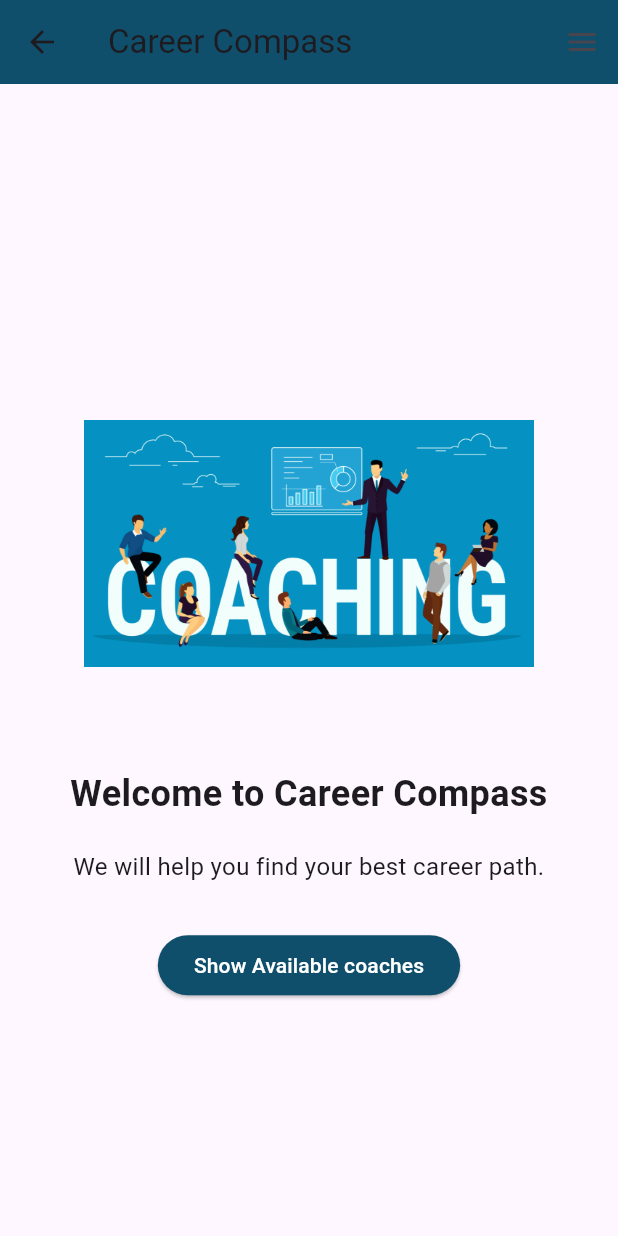
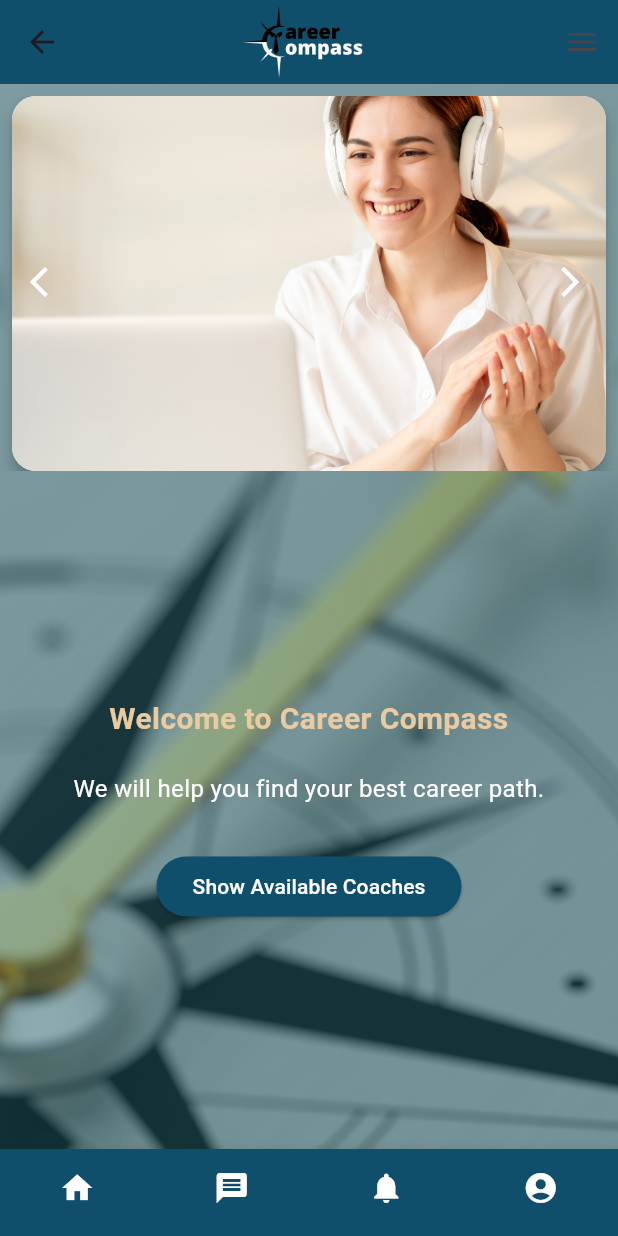
Before and after one commit to MayarMohamed7/career_coach, a Flutter app: the HomePage screen opened directly, on a phone screen of 412 x 824 dp. Run offline on Flutter 3.47's test engine with Material 3 defaults, Android fonts, the phone set to English and light mode, and no system bars; our stand-ins replace cloud_firestore, firebase_auth, firebase_core, firebase_storage, flutter_riverpod, font_awesome_flutter and 2 more; missing offline and left inert: compass_icon, dart:html; accounts and stored records are empty.

Commit message:
home adj

```diff
--- a/lib/Pages/home.dart
+++ b/lib/Pages/home.dart
@@ -1,44 +1,167 @@
+import 'package:flutter/material.dart';
+import 'package:career_coach/Pages/chat.dart';
+import 'package:career_coach/Pages/profileUser.dart';
 import 'package:career_coach/Pages/CoachesPage.dart';
-import 'package:flutter/material.dart';
-import 'menu.dart';
+import 'package:career_coach/Pages/menu.dart';
 
-class HomePage extends StatelessWidget {
+class HomePage extends StatefulWidget {
+  @override
+  _HomePageState createState() => _HomePageState();
+}
+
+class _HomePageState extends State<HomePage> {
+  final List<String> imageList = [
+    'assets/images/one.png',
+    'assets/images/two.png',
+    'assets/images/three.png',
+    'assets/images/four.png',
+  ];
+
+  int _currentPage = 0;
+  int _currentIndex = 0;
+
+  final List<Widget> _pages = [
+    HomePage(),
+    ChatScreen(),
+    ProfilePageUser(),
+    ProfilePageUser(), // Placeholder for Account page
+  ];
+
+  void onTabTapped(int index) {
+    setState(() {
+      _currentIndex = index;
+    });
+    if (index == 3) {
+      Navigator.push(
+        context,
+        MaterialPageRoute(builder: (context) => ProfilePageUser()),
+      );
+    }
+    else if (index == 1) {
+      Navigator.push(
+        context,
+        MaterialPageRoute(builder: (context) => CoachesPage()),
+      );
+    }
+  }
+
   @override
   Widget build(BuildContext context) {
     return Scaffold(
       appBar: AppBar(
-        backgroundColor: Color(0xff0f4f6c),
-        title: const Text('Career Compass'),
+        backgroundColor: Color(0xFF0F4F6C),
+        title: Row(
+          mainAxisAlignment: MainAxisAlignment.center,
+          children: [
+            Image.asset(
+              'assets/images/NiceJob.png',
+              height: 120,
+            ),
+            SizedBox(width: 8),
+          ],
+        ),
       ),
       endDrawer: Drawer(
+        child: Container(
+          color: const Color.fromARGB(255, 255, 255, 255), // Change color to navy blue
           child: DetailsPage(),
         ),
-      body: Padding(
+      ),
+      body: Container(
+        decoration: BoxDecoration(
+          color: Colors.white, // Change the color to your preferred background color
+          image: DecorationImage(
+            image: AssetImage('assets/images/bb.png'), // Add your background image
+            fit: BoxFit.cover,
+          ),
+        ),
+        child: Column(
+          children: [
+            SizedBox(height: 8), // Space between app bar and image cards
+            Container(
+              height: 250,
+              child: Stack(
+                children: [
+                  PageView.builder(
+                    itemCount: imageList.length,
+                    onPageChanged: (index) {
+                      setState(() {
+                        _currentPage = index;
+                      });
+                    },
+                    itemBuilder: (context, index) {
+                      return Card(
+                        margin: EdgeInsets.symmetric(horizontal: 8.0),
+                        elevation: 4.0,
+                        shape: RoundedRectangleBorder(
+                          borderRadius: BorderRadius.circular(16.0),
+                        ),
+                        child: ClipRRect(
+                          borderRadius: BorderRadius.circular(16.0),
+                          child: Image.asset(
+                            imageList[index],
+                            fit: BoxFit.cover,
+                          ),
+                        ),
+                      );
+                    },
+                  ),
+                  Positioned(
+                    top: 100,
+                    left: 8,
+                    child: IconButton(
+                      onPressed: () {
+                        setState(() {
+                          _currentPage =
+                              (_currentPage - 1) % imageList.length;
+                          if (_currentPage < 0) {
+                            _currentPage = imageList.length - 1;
+                          }
+                        });
+                      },
+                      icon: Icon(Icons.arrow_back_ios),
+                      color: Colors.white,
+                    ),
+                  ),
+                  Positioned(
+                    top: 100,
+                    right: 8,
+                    child: IconButton(
+                      onPressed: () {
+                        setState(() {
+                          _currentPage =
+                              (_currentPage + 1) % imageList.length;
+                        });
+                      },
+                      icon: Icon(Icons.arrow_forward_ios),
+                      color: Colors.white,
+                    ),
+                  ),
+                ],
+              ),
+            ),
+            Expanded(
+              child: Padding(
                 padding: const EdgeInsets.all(16.0),
                 child: Column(
                   mainAxisAlignment: MainAxisAlignment.center,
                   crossAxisAlignment: CrossAxisAlignment.center,
                   children: [
-            Center(
-              child: Image.asset(
-                'assets/images/background.jpg',
-                width: 300,
-                height: 300,
-              ),
-            ),
-            const Text(
+                    Text(
                       "Welcome to Career Compass",
                       style: TextStyle(
-                fontSize: 24,
+                        fontSize: 20,
+                        color: Color.fromARGB(255, 233, 202, 161),
                         fontWeight: FontWeight.bold,
                       ),
                       textAlign: TextAlign.center,
                     ),
-            const SizedBox(height: 20),
-            const Text(
+                    SizedBox(height: 20),
+                    Text(
                       "We will help you find your best career path.",
                       style: TextStyle(
                         fontSize: 16,
+                        color: Colors.white,
                       ),
                       textAlign: TextAlign.center,
                     ),
@@ -47,18 +170,52 @@ class HomePage extends StatelessWidget {
                       onPressed: () {
                         Navigator.push(
                           context,
-                  MaterialPageRoute(builder: (context) => CoachesPage()),
+                          MaterialPageRoute(
+                            builder: (context) => CoachesPage(),
+                          ),
                         );
                       },
                       style: ElevatedButton.styleFrom(
                         backgroundColor: Color(0xff0f4f6c),
                         foregroundColor: Colors.white,
                       ),
-              child: const Text("Show Available coaches"),
+                      child: Text("Show Available Coaches"),
                     ),
                   ],
                 ),
               ),
+            ),
+          ],
+        ),
+      ),
+      bottomNavigationBar: BottomNavigationBar(
+        backgroundColor: Color(0xff0f4f6c),
+        selectedItemColor: Colors.white,
+        unselectedItemColor: Colors.white,
+        type: BottomNavigationBarType.fixed,
+        showSelectedLabels: false,
+        showUnselectedLabels: false,
+        currentIndex: _currentIndex,
+        onTap: onTabTapped,
+        items: [
+          BottomNavigationBarItem(
+            icon: Icon(Icons.home),
+            label: 'Home',
+          ),
+          BottomNavigationBarItem(
+            icon: Icon(Icons.message),
+            label: 'Messages',
+          ),
+          BottomNavigationBarItem(
+            icon: Icon(Icons.notifications),
+            label: 'Notifications',
+          ),
+          BottomNavigationBarItem(
+            icon: Icon(Icons.account_circle),
+            label: 'Account',
+          ),
+        ],
+      ),
     );
   }
 }
```
Lines whose indentation alone changed are shown as unchanged.
